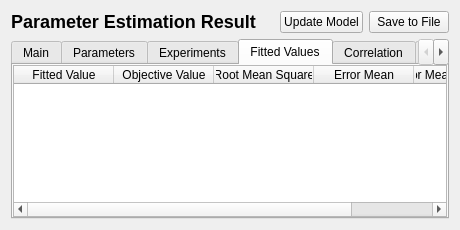
Above: copasi/UI/CQFittingResult.ui from copasi/COPASI before the change. Below: the same form after it.
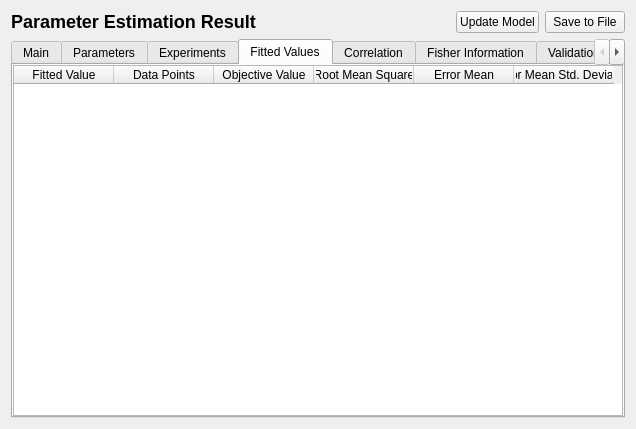
That is the form after the change. The open tabs and pages were chosen to show the change. Custom widgets are drawn as their Qt base class.

Commit message: some more output in the fitting result widgets

What changed in the file:
```diff
--- a/copasi/UI/CQFittingResult.ui
+++ b/copasi/UI/CQFittingResult.ui
@@ -26,8 +26,8 @@
    <rect>
     <x>0</x>
     <y>0</y>
-    <width>460</width>
-    <height>229</height>
+    <width>636</width>
+    <height>429</height>
    </rect>
   </property>
   <property name="windowTitle">
@@ -195,6 +195,11 @@
         <string>Fitted Value</string>
        </property>
       </column>
+      <column>
+       <property name="text">
+        <string>Data Points</string>
+       </property>
+      </column>
       <column>
        <property name="text">
         <string>Objective Value</string>
```
Left out of the diff: 50 changed lines with no effect on the pictures. The commit also changes 5 other files.
